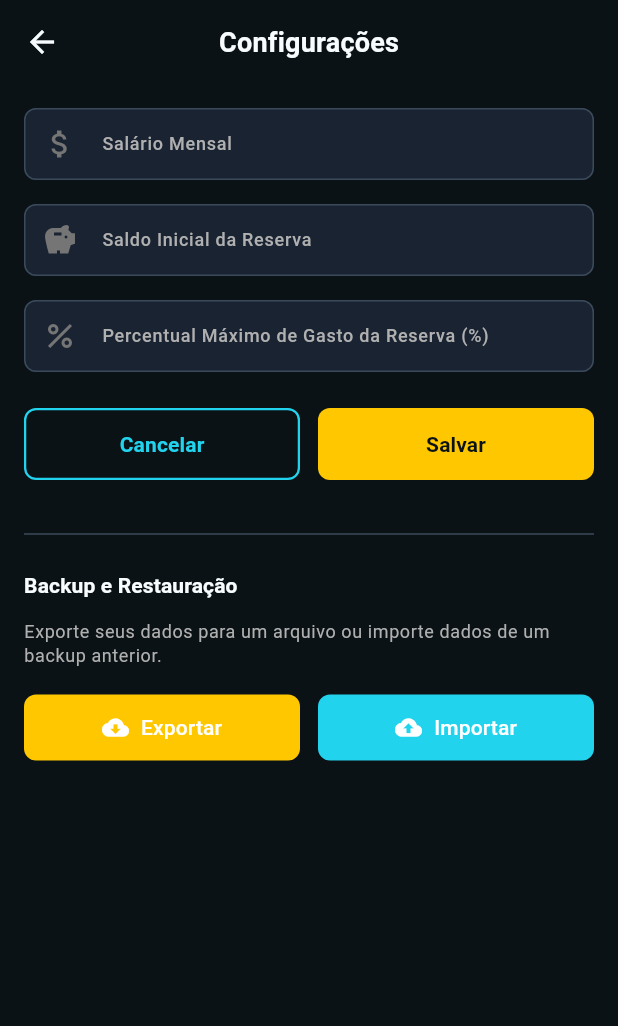
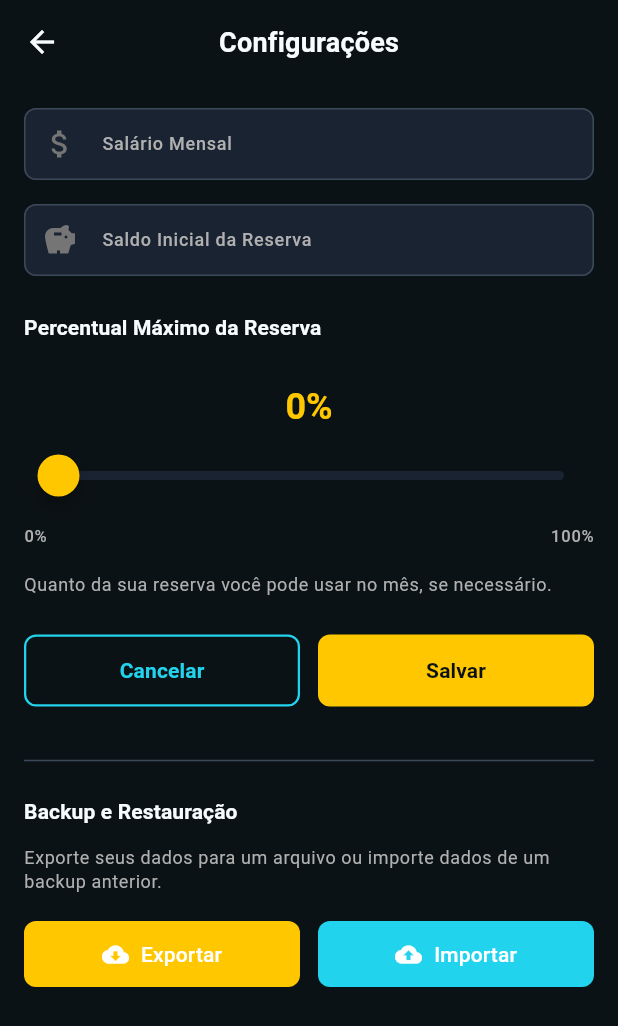
Before and after one commit to h80r/golden_experience, a Flutter app: the screen it shows after launch, after a tap on the "settings" icon, on a phone screen of 412 x 824 dp. Shown: the top 1026 px of the screen. Run offline on Flutter 3.47's test engine with Material 3 defaults, Android fonts, the phone set to English and light mode, and no system bars; our stand-ins replace drift, file_picker, flutter_riverpod, google_fonts, riverpod_annotation; accounts and stored records are empty; generated files the repository leaves out were written again; Roboto replaces fonts that are missing (Karma, Montserrat Alternates, Prompt); statements that could not run were skipped.

Commit message:
📦🗜️ Implement slider for reserve percentage selection (feature/reserve-percentage-slider)
* **✨ Add ReservePercentageSlider widget component**
  - Create new slider widget for intuitive percentage selection (0-100%)
  - Implement with 1% increments, visual value display, and helper text
  - Apply design system colors and spacing for consistency
  - Add 11 comprehensive unit tests covering all functionality

* **✨ Integrate ReservePercentageSlider into settings screen**
  - Replace percentage text field with new slider widget
  - Update settings screen to use slider instead of CustomTextField
  - Remove percentage TextEditingController and simplify state management
  - Update 12 settings screen tests to work with slider component
  - Update version to 1.5.0+92
  - Mark F5-T5 task as completed in PLAN.md and STATUS.md
  - Improve UX with intuitive visual feedback for percentage selection

```diff
--- a/lib/presentation/screens/settings_screen.dart
+++ b/lib/presentation/screens/settings_screen.dart
@@ -7,6 +7,7 @@ import '../theme/app_spacing.dart';
 import '../widgets/buttons/primary_button.dart';
 import '../widgets/buttons/secondary_button.dart';
 import '../widgets/inputs/custom_text_field.dart';
+import '../widgets/inputs/reserve_percentage_slider.dart';
 import '../state/app_settings_form_notifier.dart';
 import '../state/backup_notifier.dart';
 import '../../data/providers/repository_providers.dart';
@@ -22,14 +23,12 @@ class SettingsScreen extends ConsumerStatefulWidget {
 class _SettingsScreenState extends ConsumerState<SettingsScreen> {
   late TextEditingController _monthlySalaryController;
   late TextEditingController _reserveBalanceController;
-  late TextEditingController _maxReservePercentageController;
 
   @override
   void initState() {
     super.initState();
     _monthlySalaryController = TextEditingController();
     _reserveBalanceController = TextEditingController();
-    _maxReservePercentageController = TextEditingController();
 
     // Load existing settings
     _loadSettings();
@@ -39,7 +38,6 @@ class _SettingsScreenState extends ConsumerState<SettingsScreen> {
   void dispose() {
     _monthlySalaryController.dispose();
     _reserveBalanceController.dispose();
-    _maxReservePercentageController.dispose();
     super.dispose();
   }
 
@@ -50,8 +48,6 @@ class _SettingsScreenState extends ConsumerState<SettingsScreen> {
     if (settings != null && mounted) {
       _monthlySalaryController.text = settings.monthlySalary.toString();
       _reserveBalanceController.text = settings.reserveBalance.toString();
-      _maxReservePercentageController.text =
-          settings.maxReserveUsagePercentage.toString();
 
       ref.read(appSettingsFormProvider.notifier).setFromExisting(
             monthlySalary: settings.monthlySalary,
@@ -75,12 +71,9 @@ class _SettingsScreenState extends ConsumerState<SettingsScreen> {
         );
   }
 
-  void _onMaxReservePercentageChanged(String value) {
-    final percentage = double.tryParse(value) ?? 0.0;
+  void _onMaxReservePercentageChanged(double value) {
     ref.read(appSettingsFormProvider.notifier)
-        .updateMaxReserveUsagePercentage(
-          percentage.isNaN ? 0.0 : percentage,
-        );
+        .updateMaxReserveUsagePercentage(value);
   }
 
   Future<void> _saveSettings() async {
@@ -300,17 +293,12 @@ class _SettingsScreenState extends ConsumerState<SettingsScreen> {
               onChanged: _onReserveBalanceChanged,
               prefixIcon: Icons.savings,
             ),
-            const SizedBox(height: AppSpacing.lg),
+            const SizedBox(height: AppSpacing.xl),
 
-            // Percentual Máximo de Gasto da Reserva
-            CustomTextField(
-              label: 'Percentual Máximo de Gasto da Reserva (%)',
-              hint: 'Digite o percentual (0-100)',
-              controller: _maxReservePercentageController,
-              keyboardType:
-                  const TextInputType.numberWithOptions(decimal: true),
+            // Percentual Máximo de Gasto da Reserva (Slider)
+            ReservePercentageSlider(
+              value: formState.maxReserveUsagePercentage,
               onChanged: _onMaxReservePercentageChanged,
-              prefixIcon: Icons.percent,
             ),
             const SizedBox(height: AppSpacing.xl),
 
--- /dev/null
+++ b/lib/presentation/widgets/inputs/reserve_percentage_slider.dart
@@ -0,0 +1,124 @@
+import 'package:flutter/material.dart';
+
+import '../../theme/app_colors.dart';
+import '../../theme/app_spacing.dart';
+
+/// ReservePercentageSlider - A slider widget for selecting percentage value
+/// with visual feedback and descriptive text
+class ReservePercentageSlider extends StatelessWidget {
+  /// Current percentage value (0-100)
+  final double value;
+
+  /// Callback when slider value changes
+  final ValueChanged<double> onChanged;
+
+  /// Optional label text
+  final String label;
+
+  /// Optional descriptive text below slider
+  final String? description;
+
+  const ReservePercentageSlider({
+    super.key,
+    required this.value,
+    required this.onChanged,
+    this.label = 'Percentual Máximo da Reserva',
+    this.description =
+        'Quanto da sua reserva você pode usar no mês, se necessário.',
+  });
+
+  @override
+  Widget build(BuildContext context) {
+    return Column(
+      crossAxisAlignment: CrossAxisAlignment.start,
+      children: [
+        // Label
+        Text(
+          label,
+          style: Theme.of(context).textTheme.labelLarge?.copyWith(
+                color: AppColors.textPrimary,
+                fontWeight: FontWeight.w600,
+              ),
+        ),
+        const SizedBox(height: AppSpacing.lg),
+
+        // Value Display
+        Container(
+          alignment: Alignment.center,
+          padding: const EdgeInsets.symmetric(vertical: AppSpacing.md),
+          child: Text(
+            '${value.toStringAsFixed(0)}%',
+            style: Theme.of(context).textTheme.displaySmall?.copyWith(
+                  color: AppColors.primary,
+                  fontWeight: FontWeight.bold,
+                ),
+          ),
+        ),
+
+        // Slider
+        SliderTheme(
+          data: SliderThemeData(
+            trackHeight: 6.0,
+            trackShape: const RoundedRectSliderTrackShape(),
+            activeTrackColor: AppColors.primary,
+            inactiveTrackColor: AppColors.surfaceVariant,
+            thumbColor: AppColors.primary,
+            thumbShape: const RoundSliderThumbShape(
+              enabledThumbRadius: 14.0,
+              elevation: 4.0,
+            ),
+            overlayColor: AppColors.primary.withOpacity(0.3),
+            overlayShape: const RoundSliderOverlayShape(
+              overlayRadius: 20.0,
+            ),
+            valueIndicatorColor: AppColors.primary,
+            valueIndicatorTextStyle:
+                Theme.of(context).textTheme.labelSmall?.copyWith(
+                      color: AppColors.background,
+                      fontWeight: FontWeight.bold,
+                    ) as TextStyle,
+          ),
+          child: Slider(
+            value: value,
+            onChanged: onChanged,
+            min: 0.0,
+            max: 100.0,
+            divisions: 100,
+          ),
+        ),
+        const SizedBox(height: AppSpacing.md),
+
+        // Min and Max labels
+        Row(
+          mainAxisAlignment: MainAxisAlignment.spaceBetween,
+          children: [
+            Text(
+              '0%',
+              style: Theme.of(context).textTheme.labelSmall?.copyWith(
+                    color: AppColors.textSecondary,
+                  ),
+            ),
+            Text(
+              '100%',
+              style: Theme.of(context).textTheme.labelSmall?.copyWith(
+                    color: AppColors.textSecondary,
+                  ),
+            ),
+          ],
+        ),
+
+        // Description text
+        if (description != null) ...[
+          const SizedBox(height: AppSpacing.lg),
+          Text(
+            description!,
+            style: Theme.of(context).textTheme.bodySmall?.copyWith(
+                  color: AppColors.textSecondary,
+                  height: 1.5,
+                ),
+          ),
+        ],
+      ],
+    );
+  }
+}
--- a/pubspec.yaml
+++ b/pubspec.yaml
@@ -16,7 +16,7 @@ publish_to: 'none' # Remove this line if you wish to publish to pub.dev
 # https://developer.apple.com/library/archive/documentation/General/Reference/InfoPlistKeyReference/Articles/CoreFoundationKeys.html
 # In Windows, build-name is used as the major, minor, and patch parts
 # of the product and file versions while build-number is used as the build suffix.
-version: 1.4.0+90
+version: 1.5.0+92
 
 environment:
   sdk: '>=3.0.0 <4.0.0'
```
Also changed, not shown: 4 other files.
